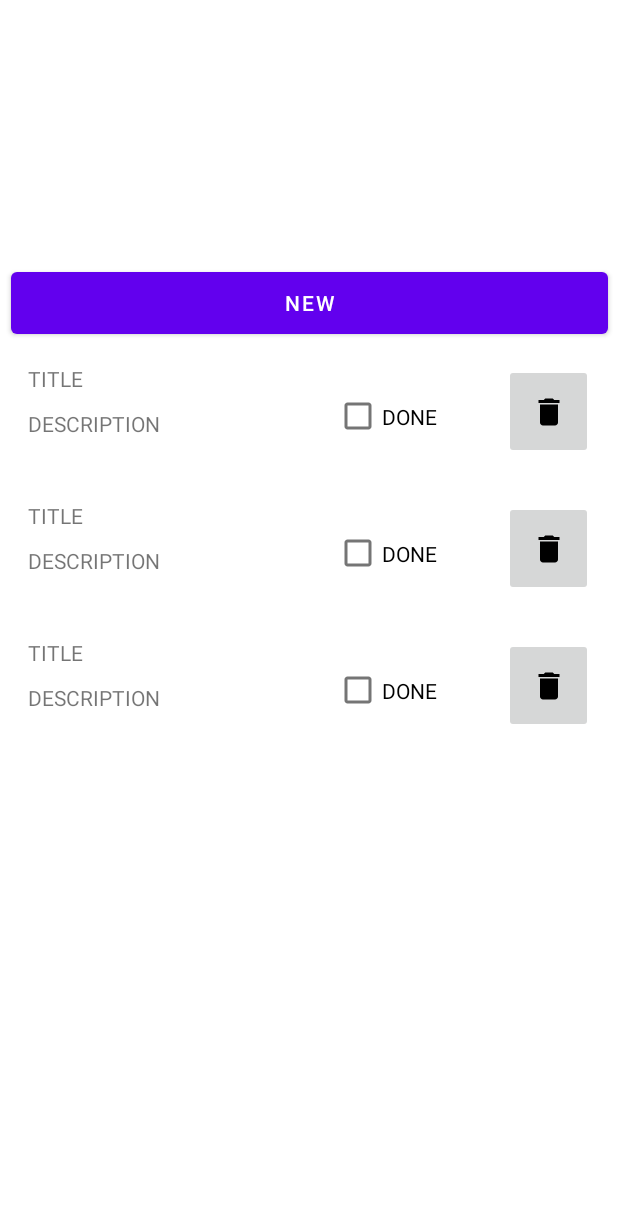
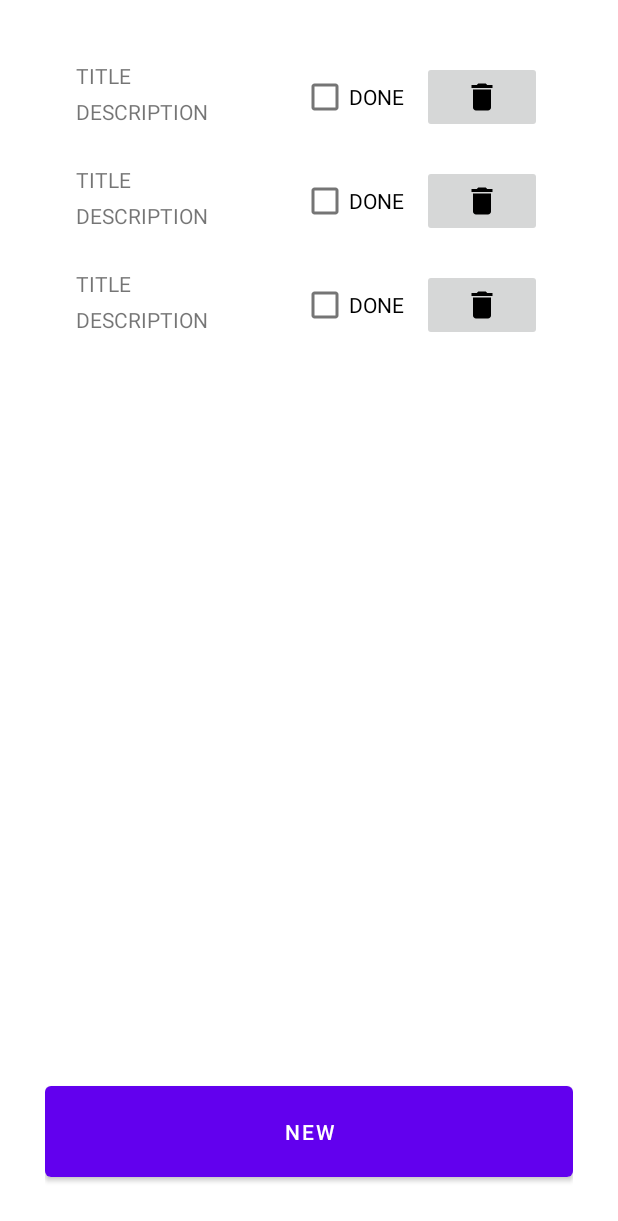
Before and after one commit to graphorismo/NotesApp, an Android app: the layout fragment_notes_list.xml on its own in the app's theme, with its tools: preview values and no code run, on a phone screen of 412 x 824 dp. Shown: the top 1221 px of the screen. Run offline under Robolectric (Android 15) with nearby library versions, the phone set to English and light mode, and no system bars.

Commit message:
Redesign note view, notes list and an item of notes list using linearlayouts

```diff
--- a/app/src/main/res/layout/fragment_notes_list.xml
+++ b/app/src/main/res/layout/fragment_notes_list.xml
@@ -1,31 +1,28 @@
 <?xml version="1.0" encoding="utf-8"?>
-<androidx.constraintlayout.widget.ConstraintLayout xmlns:android="http://schemas.android.com/apk/res/android"
+<LinearLayout
+    xmlns:android="http://schemas.android.com/apk/res/android"
     xmlns:app="http://schemas.android.com/apk/res-auto"
     xmlns:tools="http://schemas.android.com/tools"
     android:id="@+id/frameLayout3"
     android:layout_width="match_parent"
     android:layout_height="match_parent"
-    tools:context=".ui.notes_list.NotesListFragment" >
+    tools:context=".ui.notes_list.NotesListFragment"
+    android:orientation="vertical"
+    android:padding="30dp">
 
     <androidx.recyclerview.widget.RecyclerView
         android:id="@+id/recyclerView"
-        android:layout_width="417dp"
-        android:layout_height="559dp"
-        android:layout_marginTop="77dp"
-        app:layout_constraintBottom_toBottomOf="parent"
-        app:layout_constraintEnd_toEndOf="parent"
-        app:layout_constraintStart_toStartOf="parent"
-        app:layout_constraintTop_toTopOf="parent"
-        app:layout_constraintVertical_bias="0.824"
+        android:layout_width="match_parent"
+        android:layout_height="match_parent"
+        android:layout_weight="0.1"
         tools:listitem="@layout/notes_list_item_layout"/>
 
     <Button
         android:id="@+id/button"
-        android:layout_width="398dp"
-        android:layout_height="53dp"
+        android:layout_width="match_parent"
+        android:layout_height="match_parent"
+        android:layout_weight="0.9"
         android:layout_marginBottom="3dp"
         android:text="NEW"
-        app:layout_constraintBottom_toTopOf="@+id/recyclerView"
-        app:layout_constraintEnd_toEndOf="parent"
-        app:layout_constraintStart_toStartOf="parent" />
-</androidx.constraintlayout.widget.ConstraintLayout>
+        />
+</LinearLayout>
--- a/app/src/main/res/layout/notes_list_item_layout.xml
+++ b/app/src/main/res/layout/notes_list_item_layout.xml
@@ -1,5 +1,6 @@
 <?xml version="1.0" encoding="utf-8"?>
-<androidx.constraintlayout.widget.ConstraintLayout xmlns:android="http://schemas.android.com/apk/res/android"
+<LinearLayout
+    xmlns:android="http://schemas.android.com/apk/res/android"
     xmlns:app="http://schemas.android.com/apk/res-auto"
     xmlns:tools="http://schemas.android.com/tools"
     android:id="@+id/notesListItem_constraintLayout"
@@ -7,39 +8,45 @@
     android:layout_height="wrap_content"
     android:layout_margin="5dp"
     android:paddingHorizontal="15dp"
-    android:paddingVertical="5dp">
+    android:paddingVertical="5dp"
+    android:orientation="horizontal">
 
-    <TextView
-        android:id="@+id/notesListItem_textViewTitle"
-        android:layout_width="204dp"
-        android:layout_height="30dp"
-        android:text="TITLE"
-        app:layout_constraintStart_toStartOf="parent"
-        app:layout_constraintTop_toTopOf="parent" />
+    <LinearLayout
+        android:layout_width="match_parent"
+        android:layout_height="match_parent"
+        android:orientation="vertical"
+        android:layout_weight="0.7"
+        >
 
-    <TextView
-        android:id="@+id/notesListItem_textViewDescription"
-        android:layout_width="206dp"
-        android:layout_height="40dp"
-        android:text="DESCRIPTION"
-        app:layout_constraintEnd_toEndOf="@+id/notesListItem_textViewTitle"
-        app:layout_constraintStart_toStartOf="parent"
-        app:layout_constraintTop_toBottomOf="@+id/notesListItem_textViewTitle" />
+        <TextView
+            android:id="@+id/notesListItem_textViewTitle"
+            android:layout_width="match_parent"
+            android:layout_height="match_parent"
+            android:layout_weight="0.5"
+            android:text="TITLE" />
+
+        <TextView
+            android:id="@+id/notesListItem_textViewDescription"
+            android:layout_width="match_parent"
+            android:layout_height="match_parent"
+            android:layout_weight="0.5"
+            android:text="DESCRIPTION"
+            />
+
+    </LinearLayout>
 
     <CheckBox
         android:id="@+id/notesListItem_checkBoxDone"
-        android:layout_width="113dp"
-        android:layout_height="70dp"
+        android:layout_width="match_parent"
+        android:layout_height="match_parent"
         android:text="DONE"
-        app:layout_constraintStart_toEndOf="@+id/notesListItem_textViewTitle"
-        app:layout_constraintTop_toTopOf="parent" />
+        android:layout_weight="1"/>
 
     <ImageButton
         android:id="@+id/notesListItem_imageButtonDelete"
-        android:layout_width="59dp"
-        android:layout_height="63dp"
-        app:layout_constraintStart_toEndOf="@+id/notesListItem_checkBoxDone"
-        app:layout_constraintTop_toTopOf="@+id/notesListItem_checkBoxDone"
+        android:layout_width="match_parent"
+        android:layout_height="match_parent"
+        android:layout_weight="1"
         app:srcCompat="@drawable/ic_baseline_delete_24"
         tools:ignore="SpeakableTextPresentCheck" />
-</androidx.constraintlayout.widget.ConstraintLayout>
+</LinearLayout>
```
Also changed, not shown: app/src/main/res/layout/fragment_note_view.xml (+41 -34 lines).
